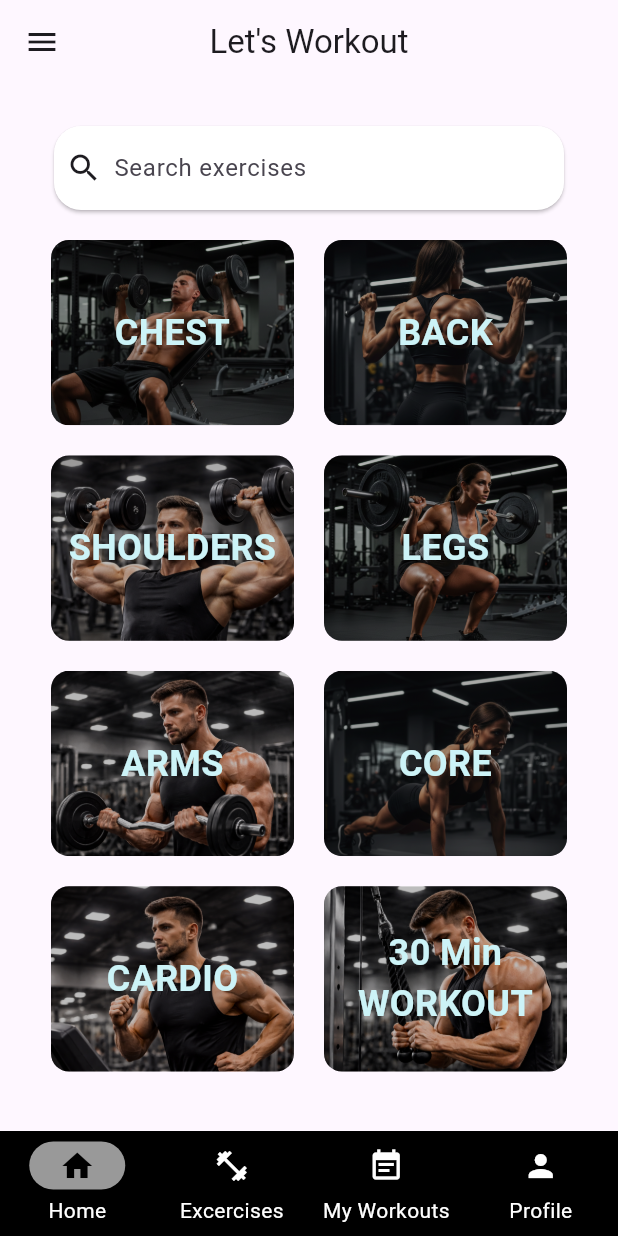
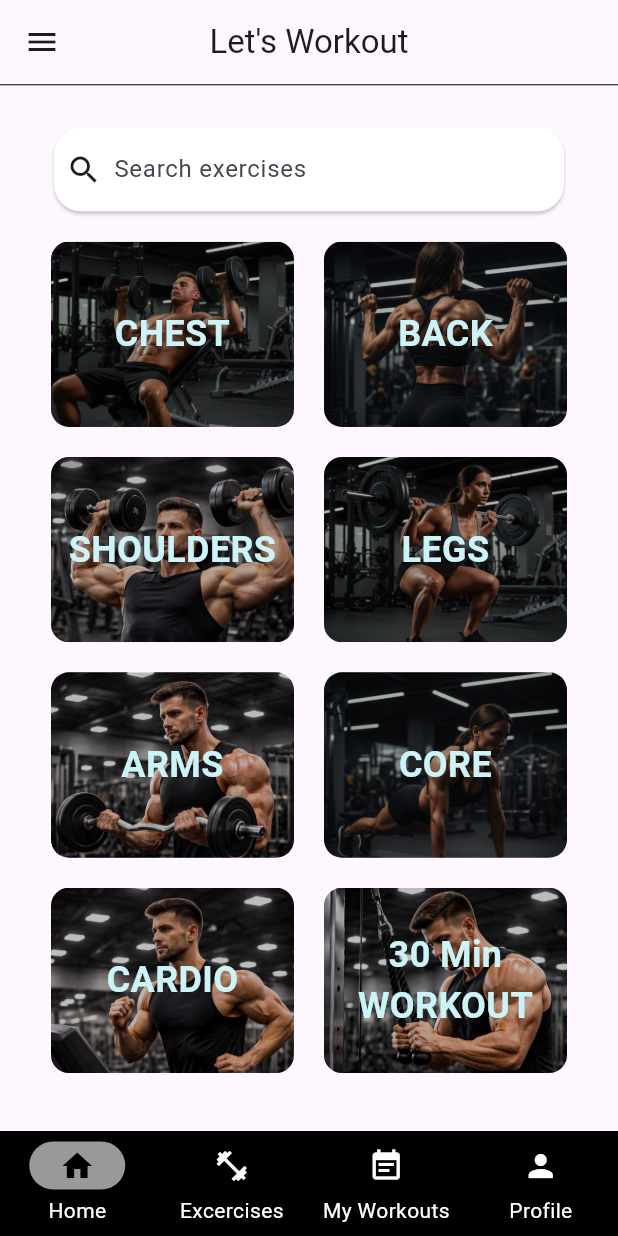
Before and after one commit to ShivamGlotra/workout_app, a Flutter app: the screen it shows after launch, on a phone screen of 412 x 824 dp. Run offline on Flutter 3.47's test engine with Material 3 defaults, Android fonts, the phone set to English and light mode, and no system bars.

Commit message:
line added under logo

```diff
--- a/lib/screens/home_page.dart
+++ b/lib/screens/home_page.dart
@@ -40,7 +40,14 @@
   @override
   Widget build(BuildContext context) {
     return Scaffold(
-      appBar: AppBar(title: const Text("Let's Workout"), centerTitle: true),
+      appBar: AppBar(
+        title: const Text("Let's Workout"),
+        centerTitle: true,
+        bottom: PreferredSize(
+          preferredSize: const Size.fromHeight(1),
+          child: Divider(height: 1, thickness: 0, color: Colors.black),
+        ),
+      ),
       body: SingleChildScrollView(
         padding: const EdgeInsets.symmetric(vertical: 8, horizontal: 16),
         child: Column(
```
